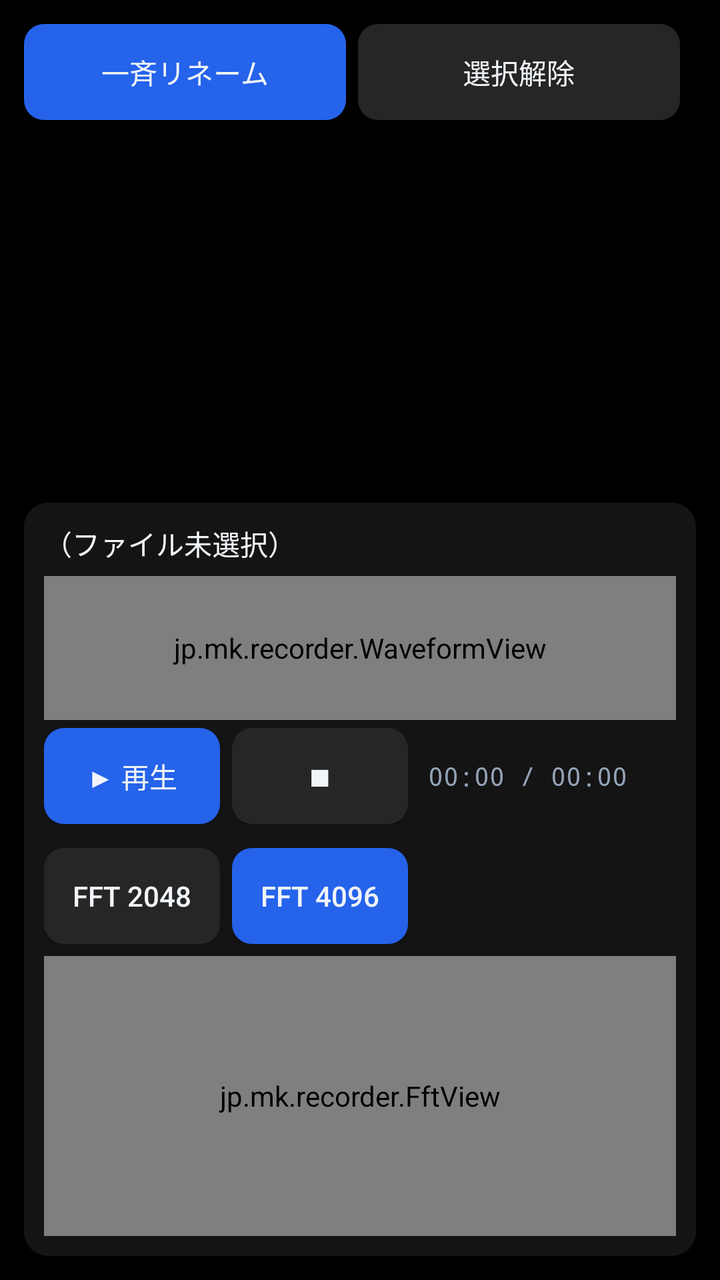
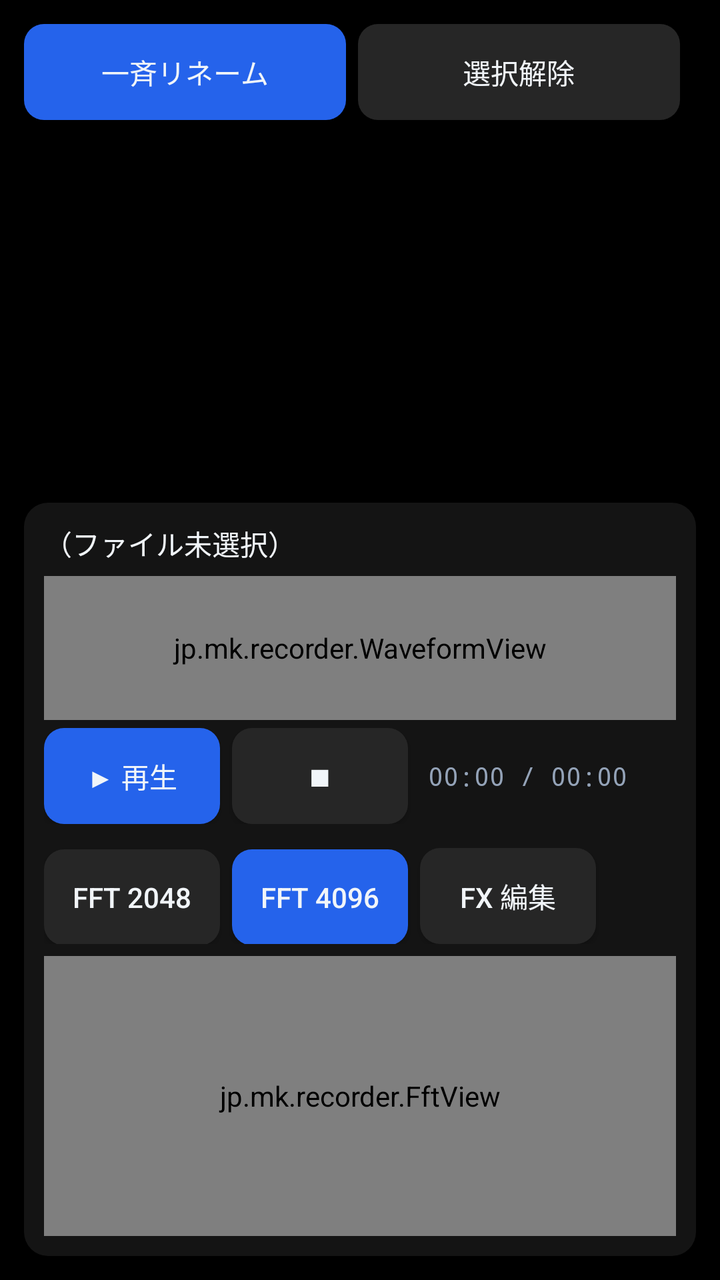

The first picture is an Android layout as it rendered before a commit; the second is the same layout after the commit. The layout source and the unified diff follow.
<!-- AndroidManifest.xml: application theme AppTheme -->
<!-- res/layout/view_library.xml -->
<?xml version="1.0" encoding="utf-8"?>
<LinearLayout xmlns:android="http://schemas.android.com/apk/res/android"
    android:layout_width="match_parent"
    android:layout_height="match_parent"
    android:orientation="vertical"
    android:padding="12dp">

    <LinearLayout
        android:layout_width="match_parent"
        android:layout_height="wrap_content"
        android:orientation="horizontal">

        <Button
            android:id="@+id/btnRenameBatch"
            android:layout_width="0dp"
            android:layout_height="wrap_content"
            android:layout_weight="1"
            android:text="一斉リネーム"
            android:textColor="@color/text_main"
            android:background="@drawable/bg_button_primary" />

        <Button
            android:id="@+id/btnClearSel"
            android:layout_width="0dp"
            android:layout_height="wrap_content"
            android:layout_weight="1"
            android:layout_marginStart="6dp"
            android:text="選択解除"
            android:textColor="@color/text_main"
            android:background="@drawable/bg_button_secondary" />

        <TextView
            android:id="@+id/tvLibCount"
            android:layout_width="wrap_content"
            android:layout_height="wrap_content"
            android:layout_marginStart="8dp"
            android:text=""
            android:textSize="12sp"
            android:textColor="@color/text_sub" />
    </LinearLayout>

    <ListView
        android:id="@+id/listRec"
        android:layout_width="match_parent"
        android:layout_height="0dp"
        android:layout_weight="1"
        android:layout_marginTop="8dp"
        android:divider="#334155"
        android:dividerHeight="1dp" />

    <LinearLayout
        android:layout_width="match_parent"
        android:layout_height="wrap_content"
        android:orientation="vertical"
        android:background="@drawable/bg_card"
        android:padding="10dp"
        android:layout_marginTop="8dp">

        <TextView
            android:id="@+id/tvPlayTitle"
            android:layout_width="match_parent"
            android:layout_height="wrap_content"
            android:text="（ファイル未選択）"
            android:textSize="14sp"
            android:textColor="@color/text_main" />

        <jp.mk.recorder.WaveformView
            android:id="@+id/waveView"
            android:layout_width="match_parent"
            android:layout_height="72dp"
            android:layout_marginTop="6dp" />

        <LinearLayout
            android:layout_width="match_parent"
            android:layout_height="wrap_content"
            android:orientation="horizontal"
            android:gravity="center_vertical"
            android:layout_marginTop="4dp">

            <Button
                android:id="@+id/btnPlay"
                android:layout_width="wrap_content"
                android:layout_height="wrap_content"
                android:text="▶ 再生"
                android:textColor="@color/text_main"
                android:background="@drawable/bg_button_primary" />

            <Button
                android:id="@+id/btnStopPlay"
                android:layout_width="wrap_content"
                android:layout_height="wrap_content"
                android:layout_marginStart="6dp"
                android:text="■"
                android:textColor="@color/text_main"
                android:background="@drawable/bg_button_secondary" />

            <TextView
                android:id="@+id/tvPlayPos"
                android:layout_width="wrap_content"
                android:layout_height="wrap_content"
                android:layout_marginStart="10dp"
                android:text="00:00 / 00:00"
                android:textSize="13sp"
                android:textColor="@color/text_sub"
                android:fontFamily="monospace" />
        </LinearLayout>

        <HorizontalScrollView
            android:layout_width="match_parent"
            android:layout_height="wrap_content"
            android:layout_marginTop="4dp"
            android:scrollbars="none">
            <LinearLayout
                android:id="@+id/markerRow"
                android:layout_width="wrap_content"
                android:layout_height="wrap_content"
                android:orientation="horizontal" />
        </HorizontalScrollView>

        <LinearLayout
            android:layout_width="match_parent"
            android:layout_height="wrap_content"
            android:orientation="horizontal"
            android:layout_marginTop="8dp">

            <Button
                android:id="@+id/btnFft2048"
                android:layout_width="wrap_content"
                android:layout_height="wrap_content"
                android:text="FFT 2048"
                android:textColor="@color/text_main"
                android:background="@drawable/bg_button_secondary" />

            <Button
                android:id="@+id/btnFft4096"
                android:layout_width="wrap_content"
                android:layout_height="wrap_content"
                android:layout_marginStart="6dp"
                android:text="FFT 4096"
                android:textColor="@color/text_main"
                android:background="@drawable/bg_button_primary" />
        </LinearLayout>

        <jp.mk.recorder.FftView
            android:id="@+id/fftView"
            android:layout_width="match_parent"
            android:layout_height="140dp"
            android:layout_marginTop="6dp" />
    </LinearLayout>
</LinearLayout>
<!-- resources referenced by this layout -->
<resources>
  <color name="text_main">#F1F5F9</color>
  <color name="text_sub">#94A3B8</color>
  <!-- drawable bg_button_primary (drawable) -->
  <?xml version="1.0" encoding="utf-8"?>
  <shape xmlns:android="http://schemas.android.com/apk/res/android" android:shape="rectangle">
      <corners android:radius="10dp" />
      <solid android:color="@color/accent" />
  </shape>
  <!-- drawable bg_button_secondary (drawable) -->
  <?xml version="1.0" encoding="utf-8"?>
  <shape xmlns:android="http://schemas.android.com/apk/res/android" android:shape="rectangle">
      <corners android:radius="10dp" />
      <solid android:color="#262626" />
  </shape>
  <!-- drawable bg_card (drawable) -->
  <?xml version="1.0" encoding="utf-8"?>
  <shape xmlns:android="http://schemas.android.com/apk/res/android" android:shape="rectangle">
      <corners android:radius="12dp" />
      <solid android:color="@color/card" />
  </shape>
  <style name="AppTheme" parent="android:Theme.Material.NoActionBar">
          <item name="android:windowBackground">@color/bg</item>
          <item name="android:colorAccent">@color/accent</item>
          <item name="android:textColor">@color/text_main</item>
      </style>
  <color name="accent">#2563EB</color>
  <color name="card">#141414</color>
  <color name="bg">#000000</color>
</resources>

<!-- the commit's change to res/layout/view_library.xml (unified diff, before → after) -->
@@ -139,6 +139,15 @@
                 android:text="FFT 4096"
                 android:textColor="@color/text_main"
                 android:background="@drawable/bg_button_primary" />
+
+            <Button
+                android:id="@+id/btnFxLib"
+                android:layout_width="wrap_content"
+                android:layout_height="wrap_content"
+                android:layout_marginStart="6dp"
+                android:text="FX 編集"
+                android:textColor="@color/text_main"
+                android:background="@drawable/bg_button_secondary" />
         </LinearLayout>
 
         <jp.mk.recorder.FftView
